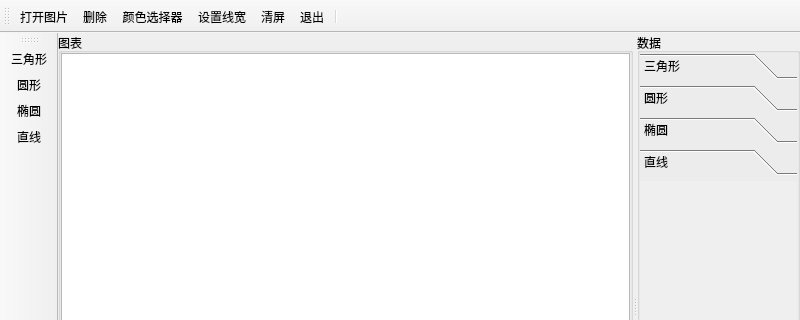
Old version of the form mainwindow.ui in the repository senliontec/picshow; both pictures show x 0 to 800 and y 0 to 320 of the 800 by 600 pixel window.
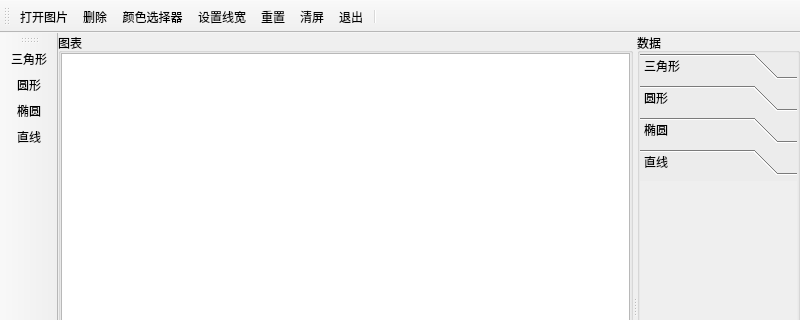
New version of the form. Icons and pictures are not drawn.

The edit to the form file:
```diff
--- a/mainwindow.ui
+++ b/mainwindow.ui
@@ -256,6 +256,7 @@
    <addaction name="actEdit_Delete"/>
    <addaction name="actEdit_Color"/>
    <addaction name="actLine_Width"/>
+   <addaction name="actReset_Item"/>
    <addaction name="actClear_Screen"/>
    <addaction name="actQuit"/>
    <addaction name="separator"/>
@@ -392,6 +393,15 @@
     <string>设置线宽</string>
    </property>
   </action>
+  <action name="actReset_Item">
+   <property name="icon">
+    <iconset resource="res.qrc">
+     <normaloff>:/images/images/reset.png</normaloff>:/images/images/reset.png</iconset>
+   </property>
+   <property name="text">
+    <string>重置</string>
+   </property>
+  </action>
  </widget>
  <resources>
   <include location="res.qrc"/>
```
Left out of the diff: 8 changed lines with no effect on the pictures.
